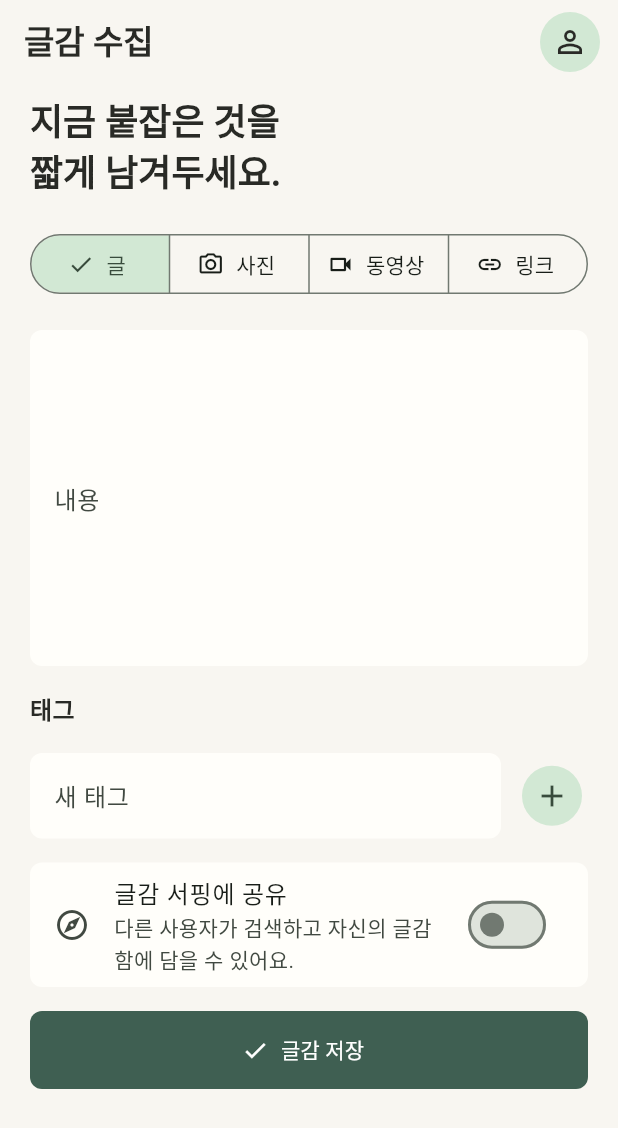
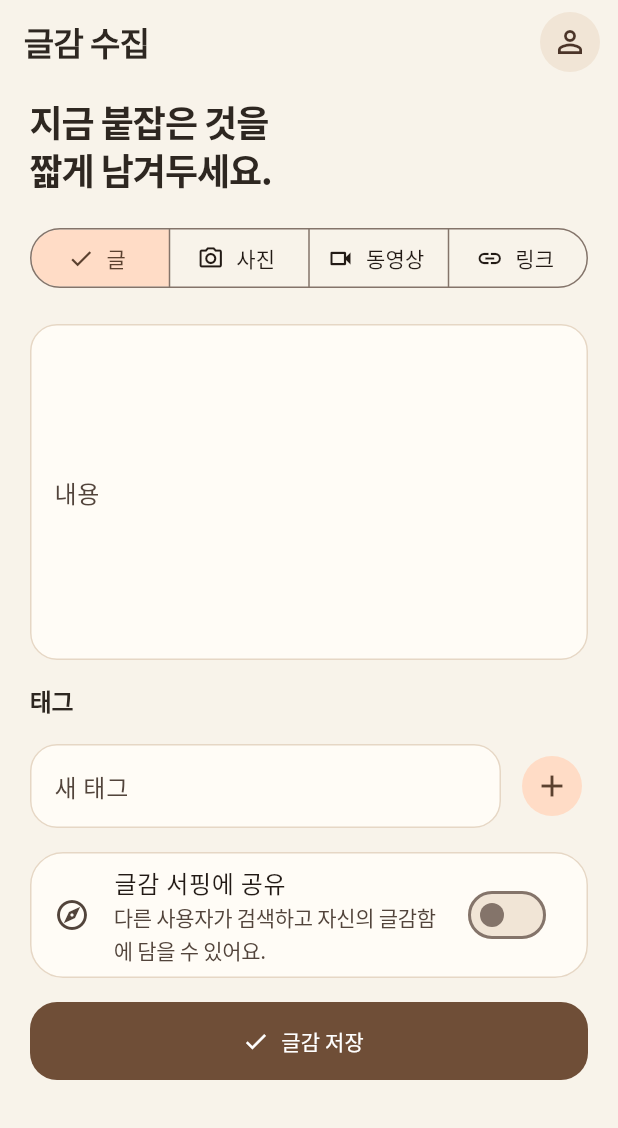
Before and after one commit to madcamp-official/26s-w2-c2-07, a Flutter app: the CaptureCreateScreen screen opened by its route, on a phone screen of 412 x 824 dp. Shown: the top 1128 px of the screen. Run offline on Flutter 3.47's test engine with Material 3 defaults, Android fonts, the phone set to English and light mode, and no system bars; our stand-ins replace flutter_dotenv, go_router, image_picker, share_plus, supabase_flutter, video_player; missing offline and left inert: fvp; accounts and stored records are empty; network calls fail; Roboto replaces fonts that are missing (Gowun Batang).

Commit message:
style: align mobile writing theme with web

```diff
--- a/apps/mobile/lib/core/router/app_router.dart
+++ b/apps/mobile/lib/core/router/app_router.dart
@@ -31,7 +31,7 @@ final appRouter = GoRouter(
   routes: [
     GoRoute(
       path: '/login',
-      pageBuilder: (_, __) => _fadePage(const LoginScreen()),
+      pageBuilder: (_, __) => _slidePage(const LoginScreen()),
     ),
     StatefulShellRoute.indexedStack(
       builder: (_, __, shell) => MainShell(navigationShell: shell),
@@ -40,7 +40,7 @@ final appRouter = GoRouter(
           routes: [
             GoRoute(
               path: '/',
-              pageBuilder: (_, __) => _fadePage(const HomeScreen()),
+              pageBuilder: (_, __) => _slidePage(const HomeScreen()),
             ),
           ],
         ),
@@ -48,7 +48,7 @@ final appRouter = GoRouter(
           routes: [
             GoRoute(
               path: '/captures',
-              pageBuilder: (_, __) => _fadePage(const CapturesScreen()),
+              pageBuilder: (_, __) => _slidePage(const CapturesScreen()),
             ),
           ],
         ),
@@ -56,7 +56,7 @@ final appRouter = GoRouter(
           routes: [
             GoRoute(
               path: '/projects',
-              pageBuilder: (_, __) => _fadePage(const ProjectsScreen()),
+              pageBuilder: (_, __) => _slidePage(const ProjectsScreen()),
             ),
           ],
         ),
@@ -64,7 +64,7 @@ final appRouter = GoRouter(
           routes: [
             GoRoute(
               path: '/surf',
-              pageBuilder: (_, __) => _fadePage(const SurfScreen()),
+              pageBuilder: (_, __) => _slidePage(const SurfScreen()),
             ),
           ],
         ),
@@ -141,27 +141,27 @@ class _GoRouterRefreshStream extends ChangeNotifier {
   }
 }
 
-CustomTransitionPage<void> _fadePage(Widget child) {
+CustomTransitionPage<void> _slidePage(Widget child) {
   return CustomTransitionPage<void>(
+    transitionDuration: const Duration(milliseconds: 280),
+    reverseTransitionDuration: const Duration(milliseconds: 240),
     child: child,
     transitionsBuilder: (context, animation, secondaryAnimation, child) {
-      return FadeTransition(opacity: animation, child: child);
-    },
-  );
-}
+      final primaryTween = Tween<Offset>(
+        begin: const Offset(1, 0),
+        end: Offset.zero,
+      ).chain(CurveTween(curve: Curves.easeOutQuart));
+      final secondaryTween = Tween<Offset>(
+        begin: Offset.zero,
+        end: const Offset(-0.12, 0),
+      ).chain(CurveTween(curve: Curves.easeOutQuart));
 
-CustomTransitionPage<void> _slidePage(Widget child) {
-  return CustomTransitionPage<void>(
-    child: child,
-    transitionsBuilder: (context, animation, secondaryAnimation, child) {
-      final tween = Tween<Offset>(
-        begin: const Offset(0.04, 0),
-        end: Offset.zero,
-      ).chain(CurveTween(curve: Curves.easeOutCubic));
-
-      return FadeTransition(
-        opacity: animation,
-        child: SlideTransition(position: animation.drive(tween), child: child),
+      return SlideTransition(
+        position: secondaryAnimation.drive(secondaryTween),
+        child: SlideTransition(
+          position: animation.drive(primaryTween),
+          child: child,
+        ),
       );
     },
   );
--- a/apps/mobile/lib/core/theme/app_theme.dart
+++ b/apps/mobile/lib/core/theme/app_theme.dart
@@ -1,28 +1,63 @@
 import 'package:flutter/material.dart';
 
 abstract final class AppTheme {
-  static const cream = Color(0xFFF8F6F1);
-  static const paper = Color(0xFFFFFEFA);
-  static const ink = Color(0xFF292A26);
-  static const sage = Color(0xFF667267);
-  static const moss = Color(0xFF3F5F52);
-  static const clay = Color(0xFFB88968);
-  static const mist = Color(0xFFE8ECE4);
+  static const cream = Color(0xFFF8F3EA);
+  static const paper = Color(0xFFFFFCF6);
+  static const ink = Color(0xFF2E2721);
+  static const sage = Color(0xFF8C6F55);
+  static const moss = Color(0xFF6F4E37);
+  static const clay = Color(0xFFC58E63);
+  static const mist = Color(0xFFF1E5D6);
+  static const line = Color(0xFFE6D7C5);
+  static const muted = Color(0xFF8B7A6B);
+  static const coffee = Color(0xFF4B3428);
 
   static ThemeData get light => ThemeData(
         useMaterial3: true,
         scaffoldBackgroundColor: cream,
         colorScheme: ColorScheme.fromSeed(
-          seedColor: sage,
+          seedColor: moss,
+          primary: moss,
+          secondary: clay,
           surface: paper,
+          surfaceContainerHighest: mist,
           brightness: Brightness.light,
         ),
+        fontFamily: 'Noto Sans KR',
+        fontFamilyFallback: const [
+          'Noto Sans CJK KR',
+          'Apple SD Gothic Neo',
+          'Malgun Gothic',
+          'sans-serif',
+        ],
         textTheme: const TextTheme(
-          displaySmall: TextStyle(fontWeight: FontWeight.w700, color: ink),
-          headlineSmall: TextStyle(fontWeight: FontWeight.w700, color: ink),
-          titleLarge: TextStyle(fontWeight: FontWeight.w700, color: ink),
-          titleMedium: TextStyle(fontWeight: FontWeight.w700, color: ink),
-          bodyMedium: TextStyle(height: 1.45, color: ink),
+          displaySmall: TextStyle(
+            fontWeight: FontWeight.w700,
+            color: ink,
+            letterSpacing: -0.8,
+            height: 1.2,
+          ),
+          headlineSmall: TextStyle(
+            fontFamily: 'Gowun Batang',
+            fontWeight: FontWeight.w700,
+            color: ink,
+            letterSpacing: -0.7,
+            height: 1.35,
+          ),
+          titleLarge: TextStyle(
+            fontWeight: FontWeight.w700,
+            color: ink,
+            letterSpacing: -0.4,
+            height: 1.3,
+          ),
+          titleMedium: TextStyle(
+            fontWeight: FontWeight.w700,
+            color: ink,
+            letterSpacing: -0.3,
+            height: 1.35,
+          ),
+          bodyMedium: TextStyle(height: 1.55, color: ink, letterSpacing: -0.2),
+          bodySmall: TextStyle(height: 1.45, color: muted, letterSpacing: -0.2),
         ),
         appBarTheme: const AppBarTheme(
           backgroundColor: cream,
@@ -34,8 +69,16 @@ abstract final class AppTheme {
           filled: true,
           fillColor: paper,
           border: OutlineInputBorder(
-            borderRadius: BorderRadius.circular(8),
+            borderRadius: BorderRadius.circular(18),
             borderSide: BorderSide.none,
+          ),
+          enabledBorder: OutlineInputBorder(
+            borderRadius: BorderRadius.circular(18),
+            borderSide: const BorderSide(color: line),
+          ),
+          focusedBorder: OutlineInputBorder(
+            borderRadius: BorderRadius.circular(18),
+            borderSide: const BorderSide(color: clay),
           ),
         ),
         filledButtonTheme: FilledButtonThemeData(
@@ -43,15 +86,35 @@ abstract final class AppTheme {
             backgroundColor: moss,
             foregroundColor: Colors.white,
             minimumSize: const Size.fromHeight(52),
-            shape:
-                RoundedRectangleBorder(borderRadius: BorderRadius.circular(8)),
+            shape: RoundedRectangleBorder(
+              borderRadius: BorderRadius.circular(18),
+            ),
           ),
         ),
         cardTheme: CardThemeData(
           color: paper,
           elevation: 0,
           margin: EdgeInsets.zero,
-          shape: RoundedRectangleBorder(borderRadius: BorderRadius.circular(8)),
+          shape: RoundedRectangleBorder(
+            borderRadius: BorderRadius.circular(22),
+            side: const BorderSide(color: line),
+          ),
+        ),
+        chipTheme: ChipThemeData(
+          backgroundColor: mist,
+          selectedColor: clay.withValues(alpha: 0.22),
+          labelStyle: const TextStyle(color: coffee),
+          side: BorderSide.none,
+          shape: RoundedRectangleBorder(
+            borderRadius: BorderRadius.circular(999),
+          ),
+        ),
+        navigationBarTheme: NavigationBarThemeData(
+          backgroundColor: paper,
+          indicatorColor: mist,
+          labelTextStyle: WidgetStateProperty.all(
+            const TextStyle(fontSize: 12, fontWeight: FontWeight.w600),
+          ),
         ),
       );
 }
--- a/apps/mobile/lib/shared/main_shell.dart
+++ b/apps/mobile/lib/shared/main_shell.dart
@@ -1,5 +1,7 @@
 import 'package:flutter/material.dart';
 import 'package:go_router/go_router.dart';
+
+import '../core/theme/app_theme.dart';
 
 class MainShell extends StatelessWidget {
   const MainShell({required this.navigationShell, super.key});
@@ -13,6 +15,8 @@ class MainShell extends StatelessWidget {
       floatingActionButton: FloatingActionButton(
         tooltip: '글감 남기기',
         onPressed: () => context.push('/capture'),
+        backgroundColor: AppTheme.coffee,
+        foregroundColor: Colors.white,
         child: const Icon(Icons.edit_note),
       ),
       floatingActionButtonLocation: FloatingActionButtonLocation.centerDocked,
@@ -30,7 +34,9 @@ class MainShell extends StatelessWidget {
             label: '프로젝트',
           ),
           NavigationDestination(
-              icon: Icon(Icons.explore_outlined), label: '서핑'),
+            icon: Icon(Icons.explore_outlined),
+            label: '서핑',
+          ),
         ],
       ),
     );
@@ -47,6 +53,10 @@ class ProfileAction extends StatelessWidget {
       child: IconButton.filledTonal(
         tooltip: '내 프로필',
         onPressed: () => context.go('/profile'),
+        style: IconButton.styleFrom(
+          backgroundColor: AppTheme.mist,
+          foregroundColor: AppTheme.coffee,
+        ),
         icon: const Icon(Icons.person_outline),
       ),
     );
```
Also changed, not shown: apps/mobile/pubspec.yaml (+10 -0 lines), 3 other files.
